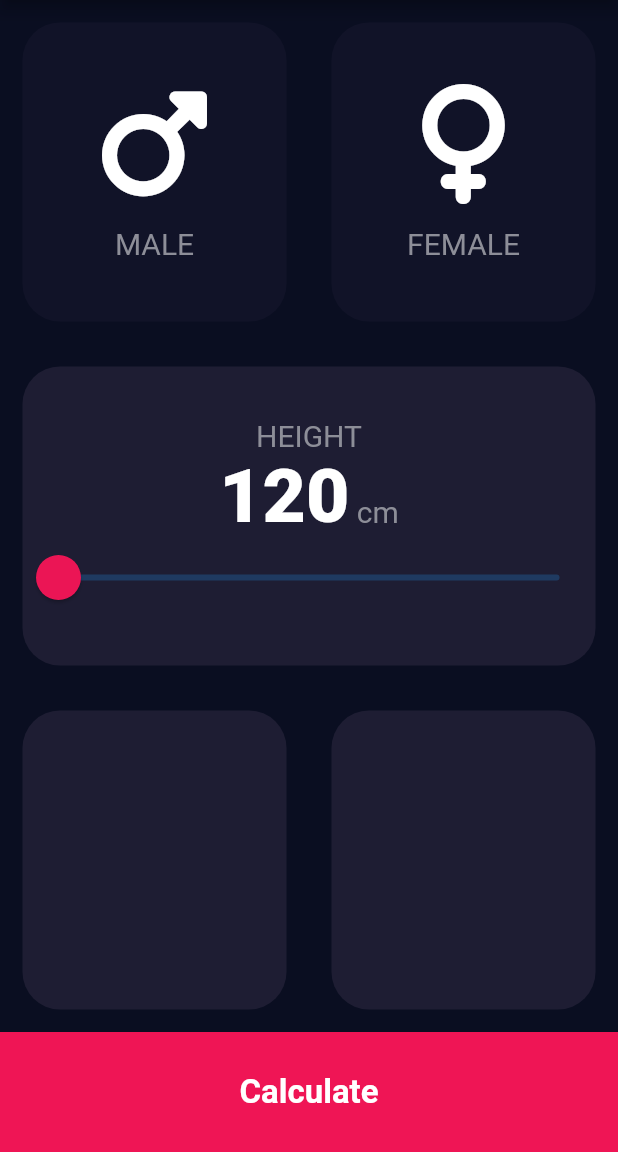
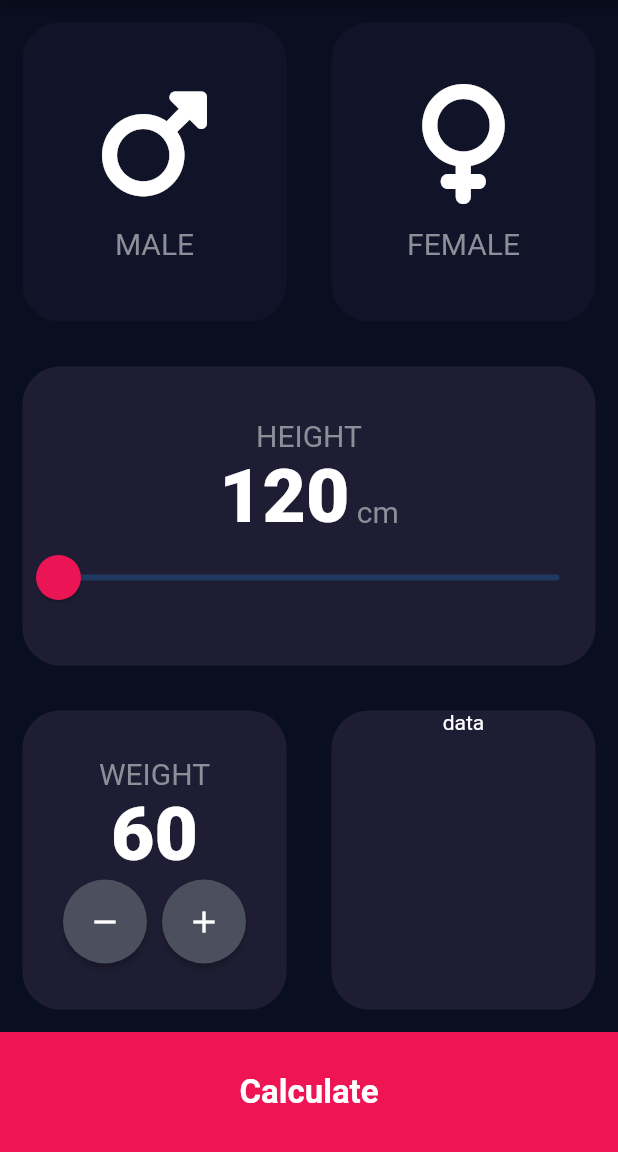
Before and after one commit to bhuvabhavik/BMI-CALCULATOR, a Flutter app: the screen it shows after launch, on a phone screen of 412 x 824 dp, the part 84-1236 px from its top. Run offline on Flutter 3.47's test engine with Material 2 defaults, Android fonts, the phone set to English and light mode, and no system bars; our stand-ins replace font_awesome_flutter.

Commit message:
weight card design

```diff
--- a/bmicalculator/lib/home_page.dart
+++ b/bmicalculator/lib/home_page.dart
@@ -22,7 +22,8 @@ class HomePage extends StatefulWidget {
 class _HomePageState extends State<HomePage> {
   Color maleCardColor = kInActiveCardColor;
   Color femaleCardColor = kInActiveCardColor;
-  late int height = 120;
+  int height = 120;
+  int weight = 60;
 
   @override
   Widget build(BuildContext context) {
@@ -131,13 +132,51 @@ class _HomePageState extends State<HomePage> {
               children: [
                 Expanded(
                   child: ReusableCard(
-                    cardWidget: Column(),
+                    cardWidget: Column(
+                      mainAxisAlignment: MainAxisAlignment.center,
+                      children: [
+                        const Text(
+                          'WEIGHT',
+                          style: kTextStyle,
+                        ),
+                        Text(
+                          weight.toString(),
+                          style: kBigNumberBoldText,
+                        ),
+                        Row(
+                          mainAxisAlignment: MainAxisAlignment.center,
+                          children: [
+                            GestureDetector(
+                              onTap: () {
+                                setState(() {
+                                  weight = weight - 1;
+                                  print(weight);
+                                });
+                              },
+                              child: RoundIconButton(
+                                icon: Icons.remove,
+                              ),
+                            ),
+                            SizedBox(
+                              width: 10,
+                            ),
+                            RoundIconButton(
+                              icon: Icons.add_outlined,
+                            ),
+                          ],
+                        ),
+                      ],
+                    ),
                     colour: kActiveCardColor,
                   ),
                 ),
                 Expanded(
                   child: ReusableCard(
-                    cardWidget: Column(),
+                    cardWidget: Column(
+                      children: [
+                        Text("data"),
+                      ],
+                    ),
                     colour: kActiveCardColor,
                   ),
                 ),
@@ -163,3 +202,23 @@ class _HomePageState extends State<HomePage> {
     );
   }
 }
+
+class RoundIconButton extends StatelessWidget {
+  RoundIconButton({required this.icon});
+
+  IconData icon;
+  @override
+  Widget build(BuildContext context) {
+    return RawMaterialButton(
+      child: Icon(icon),
+      constraints: BoxConstraints.tightFor(
+        height: 56,
+        width: 56,
+      ),
+      padding: EdgeInsets.all(0),
+      shape: CircleBorder(),
+      onPressed: () {},
+      fillColor: Color(0xff4c4f5e),
+    );
+  }
+}
```
